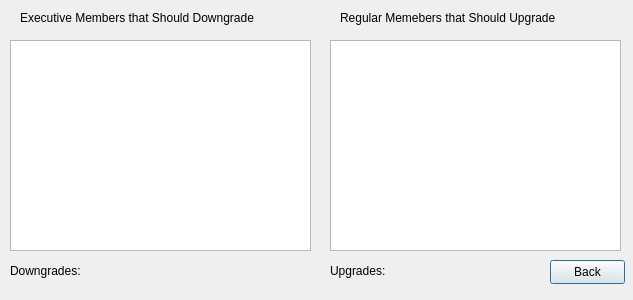
The window that memberupgrade.ui (P4TOO/BulkClub-System) describes before a commit, drawn with Qt 5.
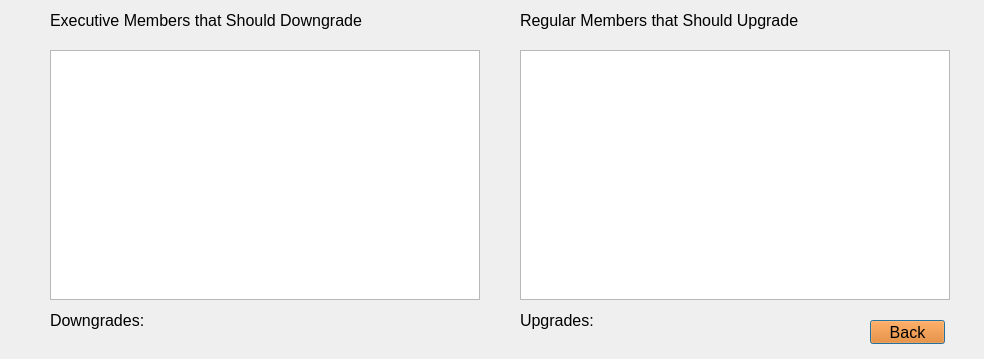
The same window after the commit.

Diff of the .ui file:
```diff
--- a/memberupgrade.ui
+++ b/memberupgrade.ui
@@ -6,8 +6,8 @@
    <rect>
     <x>0</x>
     <y>0</y>
-    <width>633</width>
-    <height>300</height>
+    <width>984</width>
+    <height>359</height>
    </rect>
   </property>
   <property name="windowTitle">
@@ -16,12 +16,20 @@
   <widget class="QPushButton" name="cancelButton">
    <property name="geometry">
     <rect>
-     <x>550</x>
-     <y>260</y>
+     <x>870</x>
+     <y>320</y>
      <width>75</width>
      <height>24</height>
     </rect>
    </property>
+   <property name="font">
+    <font>
+     <pointsize>12</pointsize>
+    </font>
+   </property>
+   <property name="styleSheet">
+    <string notr="true"> background-color: rgb(241, 115, 0)</string>
+   </property>
    <property name="text">
     <string>Back</string>
    </property>
@@ -29,32 +37,37 @@
   <widget class="QTableView" name="tableView">
    <property name="geometry">
     <rect>
-     <x>10</x>
-     <y>40</y>
-     <width>301</width>
-     <height>211</height>
+     <x>50</x>
+     <y>50</y>
+     <width>430</width>
+     <height>250</height>
     </rect>
    </property>
   </widget>
   <widget class="QTableView" name="tableView_2">
    <property name="geometry">
     <rect>
-     <x>330</x>
-     <y>40</y>
-     <width>291</width>
-     <height>211</height>
+     <x>520</x>
+     <y>50</y>
+     <width>430</width>
+     <height>250</height>
     </rect>
    </property>
   </widget>
   <widget class="QLabel" name="label">
    <property name="geometry">
     <rect>
-     <x>20</x>
+     <x>50</x>
      <y>10</y>
-     <width>291</width>
-     <height>16</height>
+     <width>341</width>
+     <height>21</height>
     </rect>
    </property>
+   <property name="font">
+    <font>
+     <pointsize>12</pointsize>
+    </font>
+   </property>
    <property name="text">
     <string>Executive Members that Should Downgrade</string>
    </property>
@@ -62,25 +75,35 @@
   <widget class="QLabel" name="label_2">
    <property name="geometry">
     <rect>
-     <x>340</x>
+     <x>520</x>
      <y>10</y>
      <width>281</width>
-     <height>16</height>
+     <height>21</height>
     </rect>
    </property>
+   <property name="font">
+    <font>
+     <pointsize>12</pointsize>
+    </font>
+   </property>
    <property name="text">
-    <string>Regular Memebers that Should Upgrade</string>
+    <string>Regular Members that Should Upgrade</string>
    </property>
   </widget>
   <widget class="QLabel" name="upgradeLabel">
    <property name="geometry">
     <rect>
-     <x>330</x>
-     <y>260</y>
+     <x>520</x>
+     <y>310</y>
      <width>211</width>
      <height>21</height>
     </rect>
    </property>
+   <property name="font">
+    <font>
+     <pointsize>12</pointsize>
+    </font>
+   </property>
    <property name="text">
     <string>Upgrades: </string>
    </property>
@@ -88,12 +111,17 @@
   <widget class="QLabel" name="downgradeLabel">
    <property name="geometry">
     <rect>
-     <x>10</x>
-     <y>260</y>
+     <x>50</x>
+     <y>310</y>
      <width>301</width>
      <height>21</height>
     </rect>
    </property>
+   <property name="font">
+    <font>
+     <pointsize>12</pointsize>
+    </font>
+   </property>
    <property name="text">
     <string>Downgrades: </string>
    </property>
```
